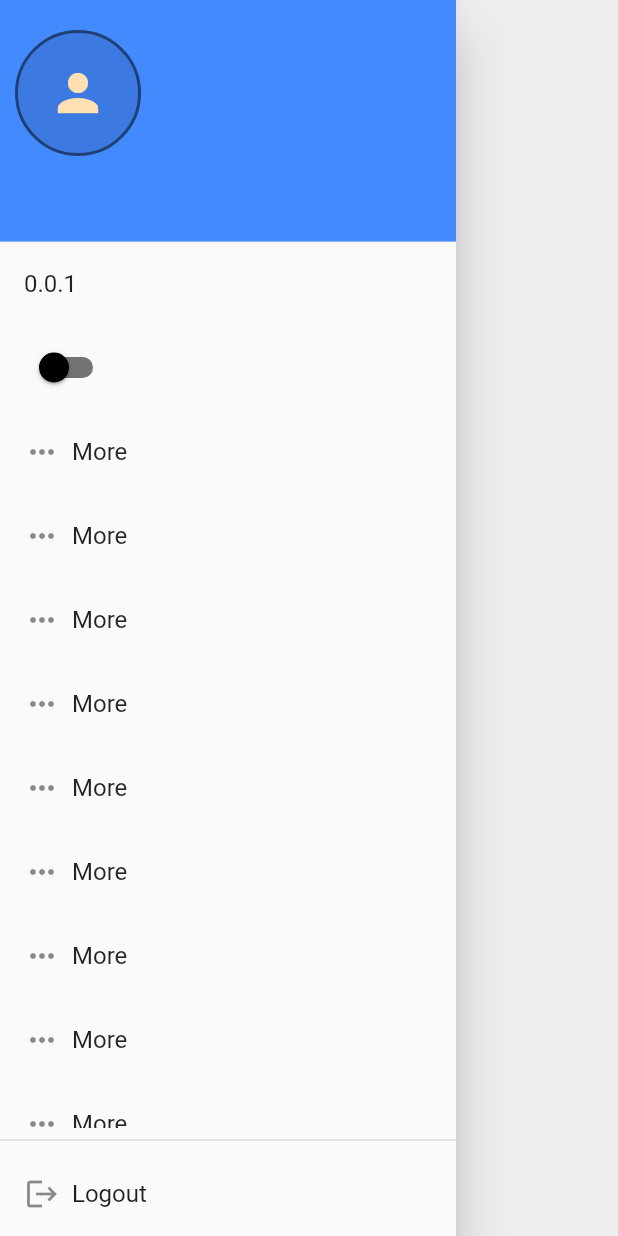
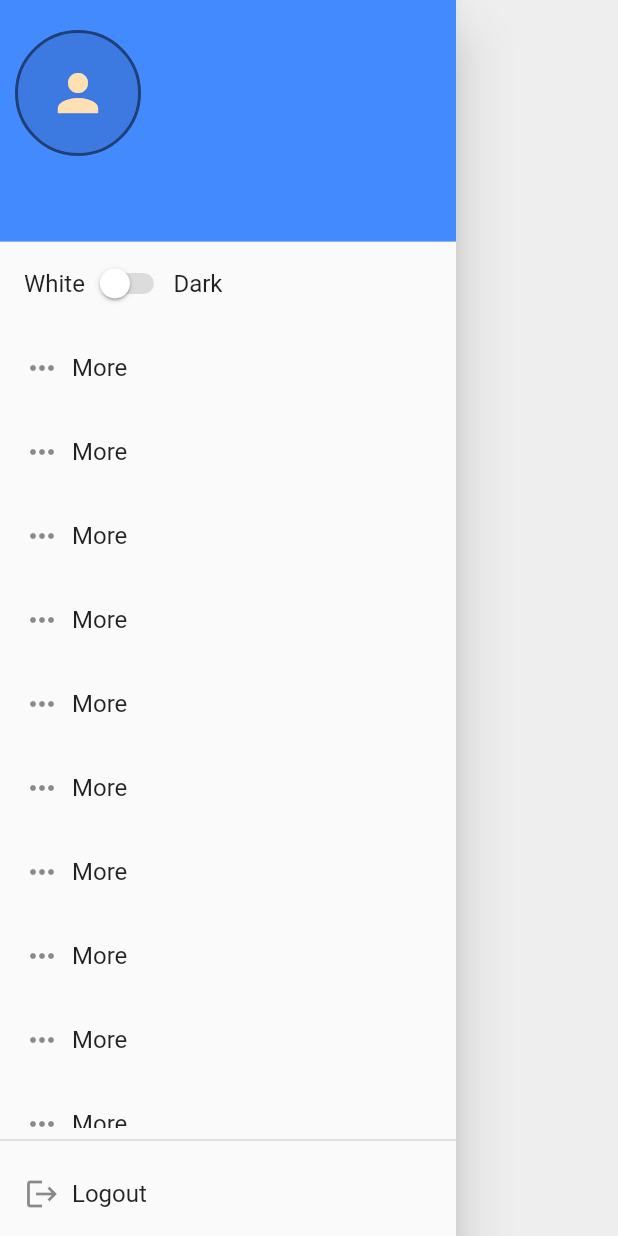
Before and after one commit to rvdrover/flutter-register-login-riverpod, a Flutter app: the DrawerPage widget shown alone on an empty page, opened directly, on a phone screen of 412 x 824 dp. Run offline on Flutter 3.47's test engine with Material 2 defaults, Android fonts, the phone set to English and light mode, and no system bars; our stand-ins replace firebase_auth, firebase_core, flutter_riverpod, flutter_spinkit, google_sign_in, shared_preferences; missing offline and left inert: flutter_facebook_auth, github_sign_in, twitter_login; accounts and stored records are empty.

Commit message:
toggle set

```diff
--- a/lib/pages/drawer/drawer_page.dart
+++ b/lib/pages/drawer/drawer_page.dart
@@ -30,10 +30,10 @@ class DrawerPage extends ConsumerWidget {
         Expanded(
           child: ListView(
             children: [
-              ListTile(
-                title: const Text('0.0.1'),
-                onTap: () {},
-              ),
+              // ListTile(
+              //   title: const Text('0.0.1'),
+              //   onTap: () {},
+              // ),
               ThemeToggle(
                   themeMode: themeMode.isToggle, themeModeNotifier: themeModeNotifier),
               createDrawerItem(
--- a/lib/widgets/theme/theme_toggle.dart
+++ b/lib/widgets/theme/theme_toggle.dart
@@ -16,11 +16,12 @@ class ThemeToggle extends StatelessWidget {
     return ListTile(
       title: Row(
         children: <Widget>[
+          const Text('White'),
           Switch(
-            inactiveTrackColor: Colors.black54,
-            inactiveThumbColor: Colors.black,
-            activeColor: Colors.white,
-            activeTrackColor: Colors.white54,
+            inactiveTrackColor:Colors.black12 ,
+            inactiveThumbColor: Colors.white10,
+            activeColor:  Colors.black87,
+            activeTrackColor:  Colors.black45,
             value: themeMode,
             onChanged: (val) {
               if (val) {
@@ -29,7 +30,7 @@ class ThemeToggle extends StatelessWidget {
                 themeModeNotifier.setLightTheme();
               }
             },
-          )
+          ),const Text('Dark'),
         ],
       ),
     );
```
